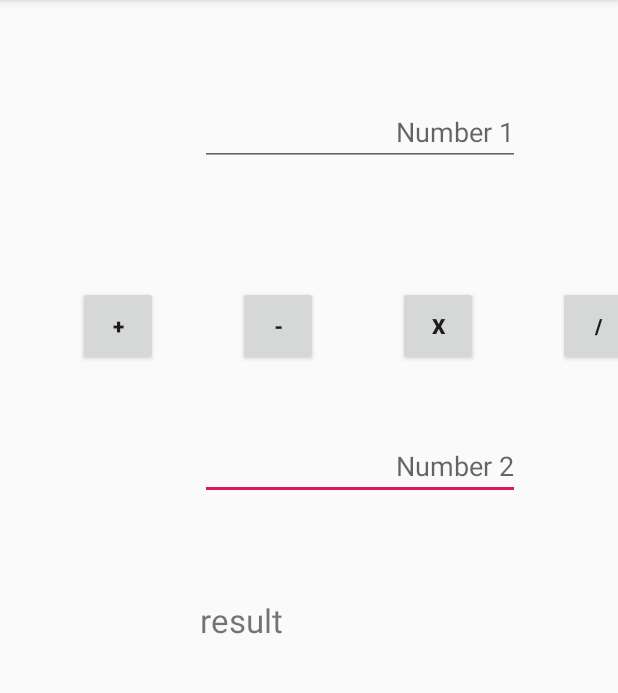
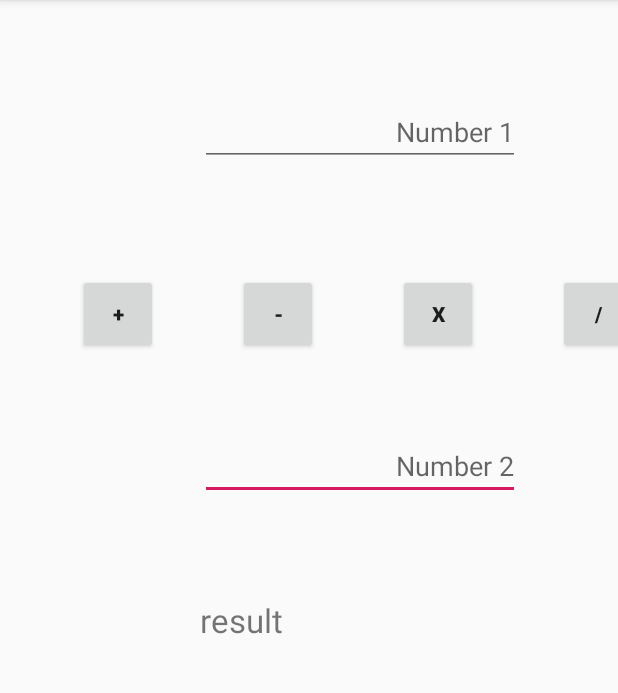
Before and after one commit to priyanshnama/KotlinSimpleCalculator, an Android app: the screen it shows after launch (MainActivity), on a phone screen of 412 x 824 dp, the part 84-777 px from its top. Run offline under Robolectric (Android 15) with nearby library versions, the phone set to English and light mode, and no system bars.

Commit message:
commited  version 1.0

```diff
--- a/app/src/main/res/layout/activity_main.xml
+++ b/app/src/main/res/layout/activity_main.xml
@@ -26,7 +26,7 @@
         android:layout_width="53dp"
         android:layout_height="53dp"
         android:layout_marginStart="52dp"
-        android:layout_marginTop="80dp"
+        android:layout_marginTop="72dp"
         android:onClick="add"
         android:text="@string/add"
         android:textStyle="bold"
```
